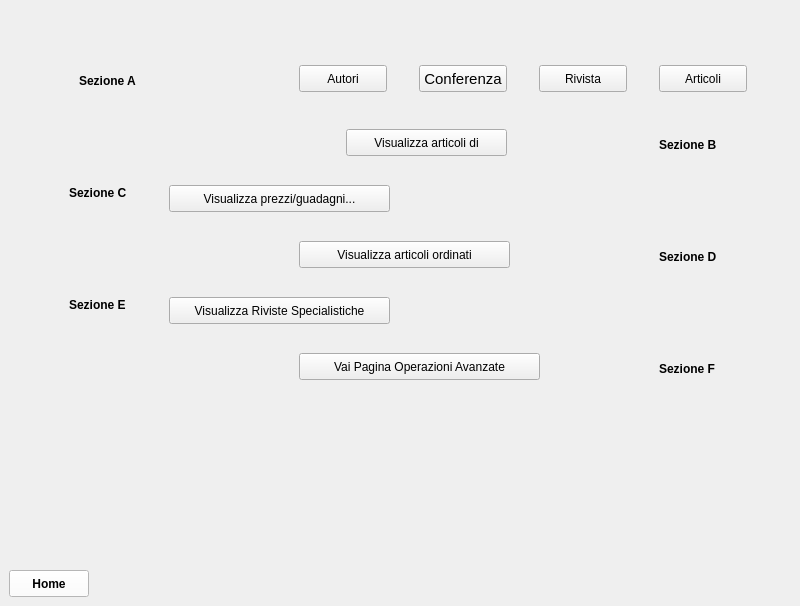
The window that Progetto/mainwindow.ui (Fappio97/ProjectPO) describes before a commit, drawn with Qt 5.
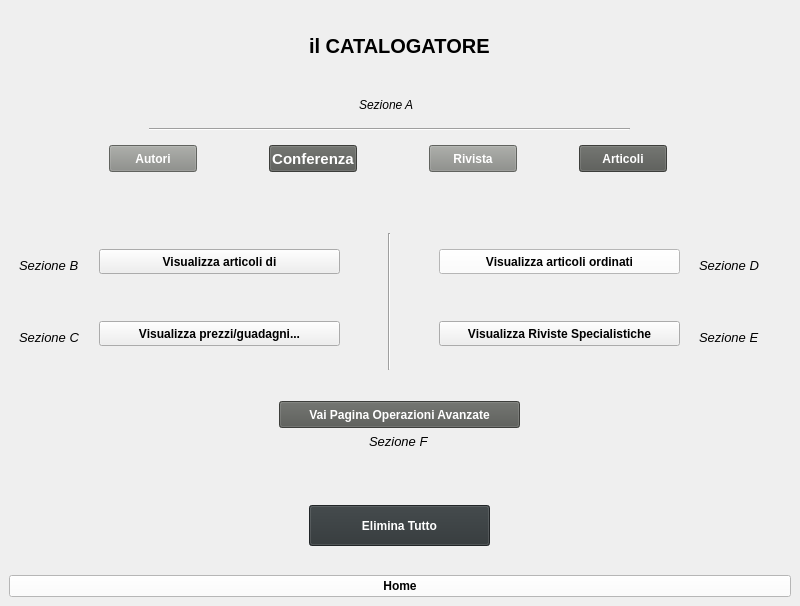
The same window after the commit.

Commit message: AGGIUSTATO LA SEZIONE F

```diff
--- a/Progetto/mainwindow.ui
+++ b/Progetto/mainwindow.ui
@@ -69,25 +69,46 @@
    <property name="styleSheet">
     <string notr="true"/>
    </property>
+   <layout class="QGridLayout" name="gridLayout">
+    <item row="1" column="0">
+     <widget class="QPushButton" name="Home">
+      <property name="font">
+       <font>
+        <weight>75</weight>
+        <bold>true</bold>
+       </font>
+      </property>
+      <property name="styleSheet">
+       <string notr="true">background-color: rgb(255, 255, 255);
+color: rgb(0, 0, 0);</string>
+      </property>
+      <property name="text">
+       <string>Home</string>
+      </property>
+     </widget>
+    </item>
+    <item row="0" column="0">
    <widget class="QStackedWidget" name="stackedWidget">
-    <property name="geometry">
-     <rect>
-      <x>9</x>
-      <y>9</y>
-      <width>782</width>
-      <height>555</height>
-     </rect>
-    </property>
     <widget class="QWidget" name="PaginaPrincipale">
      <widget class="QPushButton" name="VaiPaginaAutori">
       <property name="geometry">
        <rect>
-        <x>290</x>
-        <y>56</y>
+          <x>100</x>
+          <y>136</y>
         <width>88</width>
         <height>27</height>
        </rect>
       </property>
+        <property name="font">
+         <font>
+          <weight>75</weight>
+          <bold>true</bold>
+         </font>
+        </property>
+        <property name="styleSheet">
+         <string notr="true">background-color: rgb(136, 138, 133);
+color: rgb(255, 255, 255);</string>
+        </property>
       <property name="text">
        <string>Autori</string>
       </property>
@@ -95,8 +116,8 @@
      <widget class="QPushButton" name="VaiPaginaConferenze">
       <property name="geometry">
        <rect>
-        <x>410</x>
-        <y>56</y>
+          <x>260</x>
+          <y>136</y>
         <width>88</width>
         <height>27</height>
        </rect>
@@ -104,8 +125,14 @@
       <property name="font">
        <font>
         <pointsize>11</pointsize>
-       </font>
-      </property>
+          <weight>75</weight>
+          <bold>true</bold>
+         </font>
+        </property>
+        <property name="styleSheet">
+         <string notr="true">background-color: rgb(85, 87, 83);
+color: rgb(255, 255, 255);</string>
+        </property>
       <property name="text">
        <string>Conferenza</string>
       </property>
@@ -113,12 +140,22 @@
      <widget class="QPushButton" name="VaiPaginaRiviste">
       <property name="geometry">
        <rect>
-        <x>530</x>
-        <y>56</y>
+          <x>420</x>
+          <y>136</y>
         <width>88</width>
         <height>27</height>
        </rect>
       </property>
+        <property name="font">
+         <font>
+          <weight>75</weight>
+          <bold>true</bold>
+         </font>
+        </property>
+        <property name="styleSheet">
+         <string notr="true">background-color: rgb(136, 138, 133);
+color: rgb(255, 255, 255);</string>
+        </property>
       <property name="text">
        <string>Rivista</string>
       </property>
@@ -126,12 +163,22 @@
      <widget class="QPushButton" name="VaiPaginaArticoli">
       <property name="geometry">
        <rect>
-        <x>650</x>
-        <y>56</y>
+          <x>570</x>
+          <y>136</y>
         <width>88</width>
         <height>27</height>
        </rect>
       </property>
+        <property name="font">
+         <font>
+          <weight>75</weight>
+          <bold>true</bold>
+         </font>
+        </property>
+        <property name="styleSheet">
+         <string notr="true">background-color: rgb(85, 87, 83);
+color: rgb(255, 255, 255);</string>
+        </property>
       <property name="text">
        <string>Articoli</string>
       </property>
@@ -139,16 +186,17 @@
      <widget class="QLabel" name="label_10">
       <property name="geometry">
        <rect>
-        <x>70</x>
-        <y>64</y>
-        <width>101</width>
+          <x>350</x>
+          <y>88</y>
+          <width>71</width>
         <height>16</height>
        </rect>
       </property>
       <property name="font">
        <font>
-        <weight>75</weight>
-        <bold>true</bold>
+          <weight>50</weight>
+          <italic>true</italic>
+          <bold>false</bold>
        </font>
       </property>
       <property name="text">
@@ -158,16 +206,18 @@
      <widget class="QLabel" name="label_11">
       <property name="geometry">
        <rect>
-        <x>650</x>
-        <y>128</y>
+          <x>10</x>
+          <y>248</y>
         <width>71</width>
         <height>16</height>
        </rect>
       </property>
       <property name="font">
        <font>
-        <weight>75</weight>
-        <bold>true</bold>
+          <pointsize>10</pointsize>
+          <weight>50</weight>
+          <italic>true</italic>
+          <bold>false</bold>
        </font>
       </property>
       <property name="text">
@@ -177,12 +227,18 @@
      <widget class="QPushButton" name="VaiPaginaVisualizzaArticoli">
       <property name="geometry">
        <rect>
-        <x>337</x>
-        <y>120</y>
-        <width>161</width>
-        <height>27</height>
-       </rect>
-      </property>
+          <x>90</x>
+          <y>240</y>
+          <width>241</width>
+          <height>25</height>
+         </rect>
+        </property>
+        <property name="font">
+         <font>
+          <weight>75</weight>
+          <bold>true</bold>
+         </font>
+        </property>
       <property name="text">
        <string>Visualizza articoli di</string>
       </property>
@@ -190,16 +246,18 @@
      <widget class="QLabel" name="label_12">
       <property name="geometry">
        <rect>
-        <x>60</x>
-        <y>176</y>
-        <width>81</width>
+          <x>10</x>
+          <y>320</y>
+          <width>71</width>
         <height>16</height>
        </rect>
       </property>
       <property name="font">
        <font>
-        <weight>75</weight>
-        <bold>true</bold>
+          <pointsize>10</pointsize>
+          <weight>50</weight>
+          <italic>true</italic>
+          <bold>false</bold>
        </font>
       </property>
       <property name="text">
@@ -209,12 +267,18 @@
      <widget class="QPushButton" name="VaiPaginaPrezziGuadagni">
       <property name="geometry">
        <rect>
-        <x>160</x>
-        <y>176</y>
-        <width>221</width>
-        <height>27</height>
-       </rect>
-      </property>
+          <x>90</x>
+          <y>312</y>
+          <width>241</width>
+          <height>25</height>
+         </rect>
+        </property>
+        <property name="font">
+         <font>
+          <weight>75</weight>
+          <bold>true</bold>
+         </font>
+        </property>
       <property name="text">
        <string>Visualizza prezzi/guadagni...</string>
       </property>
@@ -222,16 +286,18 @@
      <widget class="QLabel" name="label_15">
       <property name="geometry">
        <rect>
-        <x>650</x>
-        <y>240</y>
+          <x>690</x>
+          <y>248</y>
         <width>71</width>
         <height>16</height>
        </rect>
       </property>
       <property name="font">
        <font>
-        <weight>75</weight>
-        <bold>true</bold>
+          <pointsize>10</pointsize>
+          <weight>50</weight>
+          <italic>true</italic>
+          <bold>false</bold>
        </font>
       </property>
       <property name="text">
@@ -241,12 +307,22 @@
      <widget class="QPushButton" name="VaiPaginaArticoliOridnati">
       <property name="geometry">
        <rect>
-        <x>290</x>
-        <y>232</y>
-        <width>211</width>
-        <height>27</height>
-       </rect>
-      </property>
+          <x>430</x>
+          <y>240</y>
+          <width>241</width>
+          <height>25</height>
+         </rect>
+        </property>
+        <property name="font">
+         <font>
+          <weight>75</weight>
+          <bold>true</bold>
+         </font>
+        </property>
+        <property name="styleSheet">
+         <string notr="true">background-color: rgb(255, 255, 255);
+color: rgb(0, 0, 0);</string>
+        </property>
       <property name="text">
        <string>Visualizza articoli ordinati</string>
       </property>
@@ -254,12 +330,18 @@
      <widget class="QPushButton" name="VaiPaginaRivisteSpecialistche">
       <property name="geometry">
        <rect>
-        <x>160</x>
-        <y>288</y>
-        <width>221</width>
-        <height>27</height>
-       </rect>
-      </property>
+          <x>430</x>
+          <y>312</y>
+          <width>241</width>
+          <height>25</height>
+         </rect>
+        </property>
+        <property name="font">
+         <font>
+          <weight>75</weight>
+          <bold>true</bold>
+         </font>
+        </property>
       <property name="text">
        <string>Visualizza Riviste Specialistiche</string>
       </property>
@@ -267,54 +349,137 @@
      <widget class="QLabel" name="label_19">
       <property name="geometry">
        <rect>
-        <x>60</x>
-        <y>288</y>
-        <width>81</width>
+          <x>690</x>
+          <y>320</y>
+          <width>71</width>
         <height>16</height>
        </rect>
       </property>
       <property name="font">
        <font>
-        <weight>75</weight>
-        <bold>true</bold>
+          <pointsize>10</pointsize>
+          <weight>50</weight>
+          <italic>true</italic>
+          <bold>false</bold>
        </font>
       </property>
       <property name="text">
        <string>Sezione E</string>
       </property>
      </widget>
-     <widget class="QLabel" name="label_20">
-      <property name="geometry">
-       <rect>
-        <x>650</x>
-        <y>352</y>
-        <width>71</width>
-        <height>16</height>
-       </rect>
-      </property>
-      <property name="font">
-       <font>
-        <weight>75</weight>
-        <bold>true</bold>
-       </font>
-      </property>
-      <property name="text">
-       <string>Sezione F</string>
-      </property>
-     </widget>
      <widget class="QPushButton" name="VaiPaginaOperazioniAvanzate">
       <property name="geometry">
        <rect>
-        <x>290</x>
-        <y>344</y>
+          <x>270</x>
+          <y>392</y>
         <width>241</width>
         <height>27</height>
        </rect>
       </property>
+        <property name="font">
+         <font>
+          <weight>75</weight>
+          <bold>true</bold>
+         </font>
+        </property>
+        <property name="styleSheet">
+         <string notr="true">background-color: rgb(85, 87, 83);
+color: rgb(255, 255, 255);</string>
+        </property>
       <property name="text">
        <string>Vai Pagina Operazioni Avanzate</string>
       </property>
      </widget>
+       <widget class="QPushButton" name="EliminaTutto">
+        <property name="geometry">
+         <rect>
+          <x>300</x>
+          <y>496</y>
+          <width>181</width>
+          <height>41</height>
+         </rect>
+        </property>
+        <property name="font">
+         <font>
+          <weight>75</weight>
+          <bold>true</bold>
+         </font>
+        </property>
+        <property name="styleSheet">
+         <string notr="true">background-color: rgb(46, 52, 54);
+color: rgb(255, 255, 255);</string>
+        </property>
+        <property name="text">
+         <string>Elimina Tutto</string>
+        </property>
+       </widget>
+       <widget class="QLabel" name="label_24">
+        <property name="geometry">
+         <rect>
+          <x>360</x>
+          <y>424</y>
+          <width>61</width>
+          <height>16</height>
+         </rect>
+        </property>
+        <property name="font">
+         <font>
+          <pointsize>10</pointsize>
+          <weight>50</weight>
+          <italic>true</italic>
+          <bold>false</bold>
+         </font>
+        </property>
+        <property name="text">
+         <string>Sezione F</string>
+        </property>
+       </widget>
+       <widget class="QLabel" name="TITLE_12">
+        <property name="geometry">
+         <rect>
+          <x>300</x>
+          <y>24</y>
+          <width>181</width>
+          <height>25</height>
+         </rect>
+        </property>
+        <property name="font">
+         <font>
+          <pointsize>15</pointsize>
+          <weight>75</weight>
+          <bold>true</bold>
+         </font>
+        </property>
+        <property name="text">
+         <string>il CATALOGATORE</string>
+        </property>
+       </widget>
+       <widget class="Line" name="line">
+        <property name="geometry">
+         <rect>
+          <x>140</x>
+          <y>112</y>
+          <width>481</width>
+          <height>16</height>
+         </rect>
+        </property>
+        <property name="orientation">
+         <enum>Qt::Horizontal</enum>
+        </property>
+       </widget>
+       <widget class="Line" name="line_2">
+        <property name="geometry">
+         <rect>
+          <x>370</x>
+          <y>224</y>
+          <width>20</width>
+          <height>137</height>
+         </rect>
+        </property>
+        <property name="orientation">
+         <enum>Qt::Vertical</enum>
+        </property>
+       </widget>
     </widget>
     <widget class="QWidget" name="PaginaAutori">
      <widget class="QLabel" name="ID">
@@ -2610,15 +2775,28 @@
        <string>Visualizza</string>
       </property>
      </widget>
-    </widget>
-   </widget>
-   <widget class="QPushButton" name="Home">
+       <widget class="QLabel" name="label_22">
+        <property name="geometry">
+         <rect>
+          <x>560</x>
+          <y>64</y>
+          <width>191</width>
+          <height>73</height>
+         </rect>
+        </property>
+        <property name="text">
+         <string>6) Visualizza le triple di
+conferenze elitarie che
+hanno la massima influenza</string>
+        </property>
+       </widget>
+       <widget class="QPushButton" name="TastoConferenzeElitarie">
     <property name="geometry">
      <rect>
-      <x>9</x>
-      <y>570</y>
-      <width>80</width>
-      <height>27</height>
+          <x>580</x>
+          <y>144</y>
+          <width>141</width>
+          <height>25</height>
      </rect>
     </property>
     <property name="font">
@@ -2628,13 +2806,17 @@
      </font>
     </property>
     <property name="styleSheet">
-     <string notr="true">background-color: rgb(255, 255, 255);
-color: rgb(0, 0, 0);</string>
+         <string notr="true">background-color: rgb(46, 52, 54);
+color: rgb(255, 255, 255);</string>
     </property>
     <property name="text">
-     <string>Home</string>
-    </property>
-   </widget>
+         <string>Visualizza</string>
+        </property>
+       </widget>
+      </widget>
+     </widget>
+    </item>
+   </layout>
   </widget>
  </widget>
  <resources/>
```
Left out of the diff: 257 changed lines with no effect on the pictures. Lines whose indentation alone changed are shown as unchanged. The commit also changes 18 other files.
